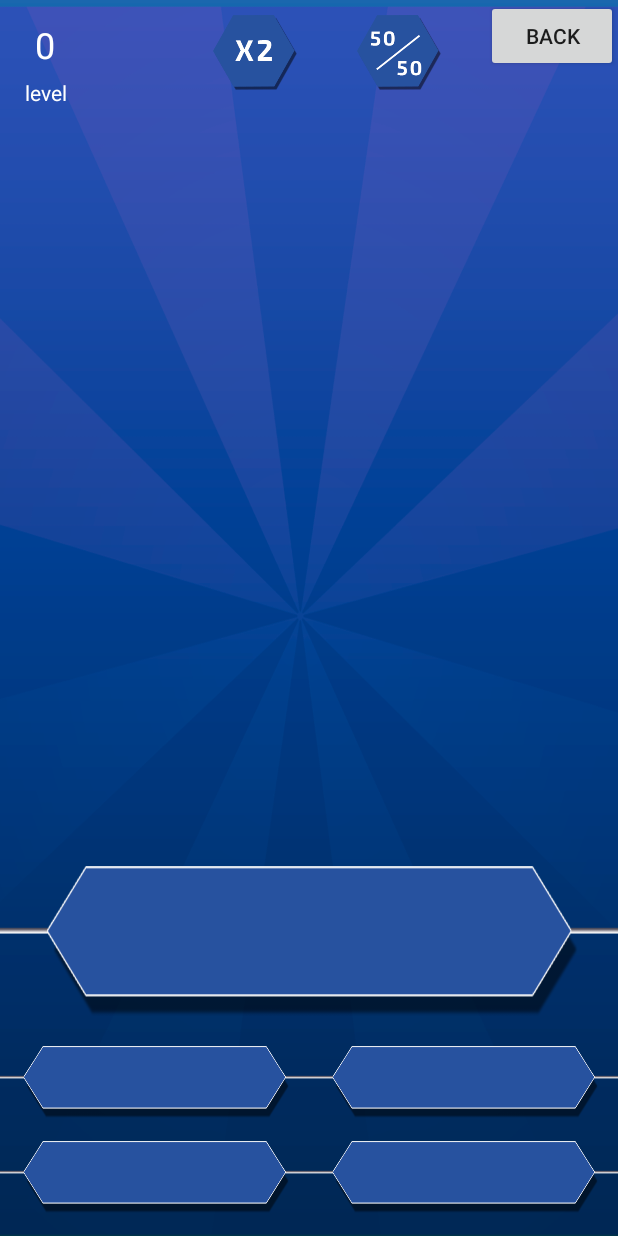
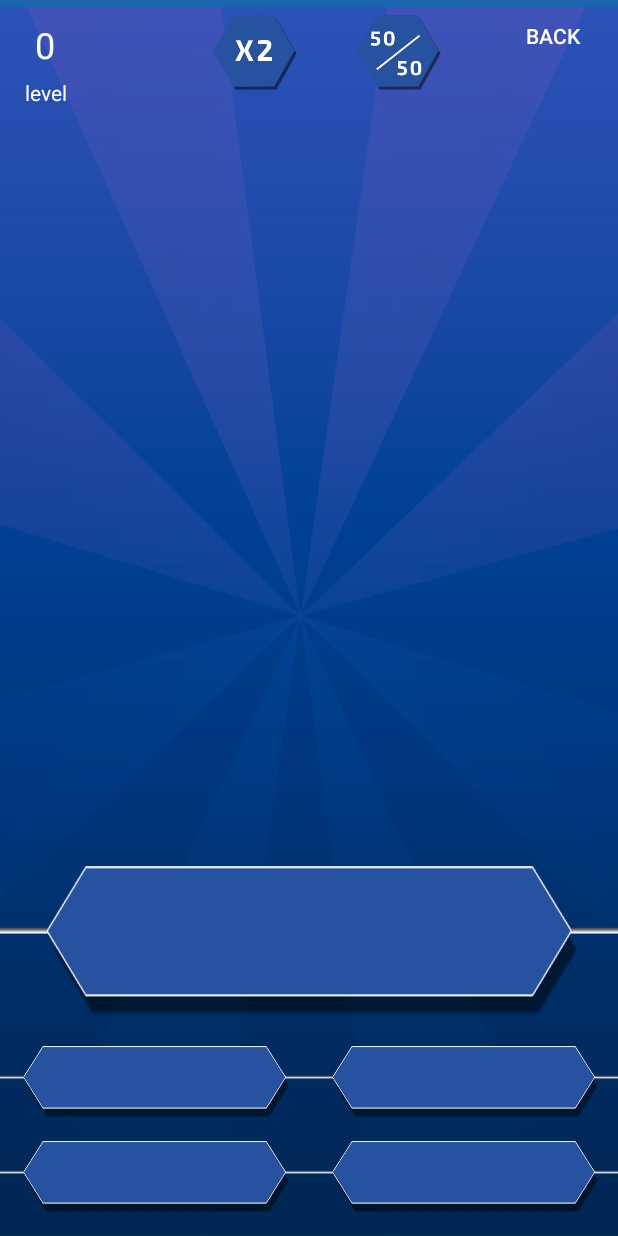
Before and after one commit to valbert29/SummerPractice2018, an Android app: the GameActivity screen opened directly, with no data from a screen before it, on a phone screen of 412 x 824 dp. Run offline under Robolectric (Android 15) with nearby library versions, the phone set to English and light mode, and no system bars; our stand-ins replace Picasso.

Commit message:
игеещт

```diff
--- a/app/src/main/res/layout/activity_game.xml
+++ b/app/src/main/res/layout/activity_game.xml
@@ -17,9 +17,11 @@
         android:id="@+id/mem"
         android:layout_width="286dp"
         android:layout_height="210dp"
+        android:layout_marginBottom="8dp"
         android:layout_marginEnd="8dp"
         android:layout_marginStart="8dp"
         android:layout_marginTop="72dp"
+        app:layout_constraintBottom_toTopOf="@+id/question"
         app:layout_constraintEnd_toEndOf="parent"
         app:layout_constraintStart_toStartOf="parent"
         app:layout_constraintTop_toTopOf="parent"
@@ -93,9 +95,11 @@
 
     <Button
         android:id="@+id/backButton"
+        style="@style/Widget.AppCompat.Button.Borderless"
         android:layout_width="wrap_content"
         android:layout_height="wrap_content"
         android:text="Back"
+        android:textColor="#FFFFFF"
         app:layout_constraintEnd_toEndOf="parent"
         app:layout_constraintTop_toTopOf="parent" />
 
```
Also changed, not shown: app/src/main/java/mm/memeonare/Congrats.java (added, +55 -0 lines).
